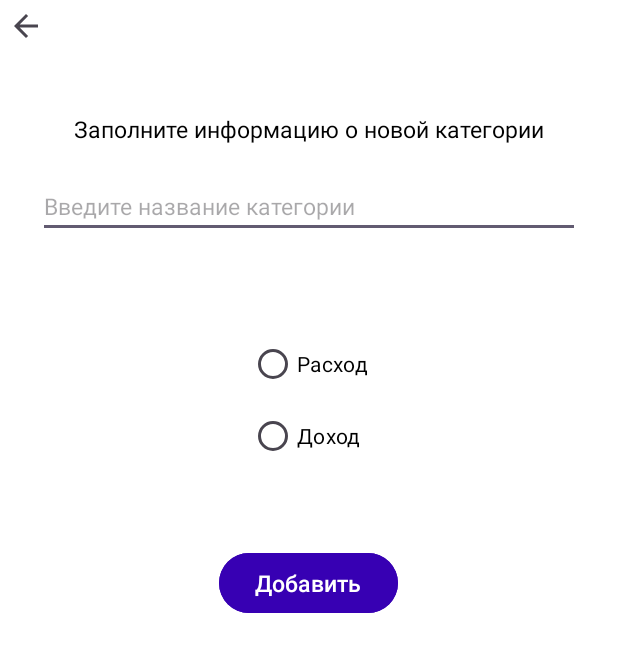
After one commit to sanai1/Financial_Wunderwaffe, an Android app: the fragment BudgetCategoryAddFragment shown on its own in the app's theme, on a phone screen of 412 x 824 dp. The commit adds this screen. Shown: the top 652 px of the screen. Run offline under Robolectric (Android 15) with nearby library versions, the phone set to English and light mode, and no system bars.

Commit message:
update category - now work

```diff
--- a/app/src/main/java/com/example/financialwunderwaffe/main/budget/BudgetFragment.kt
+++ b/app/src/main/java/com/example/financialwunderwaffe/main/budget/BudgetFragment.kt
@@ -8,7 +8,7 @@ import androidx.core.view.GravityCompat
 import androidx.fragment.app.Fragment
 import com.example.financialwunderwaffe.R
 import com.example.financialwunderwaffe.databinding.FragmentMainBudgetBinding
-import com.example.financialwunderwaffe.main.budget.fragments.BudgetCategoryFragment
+import com.example.financialwunderwaffe.main.budget.fragments.category.BudgetCategoryFragment
 import com.example.financialwunderwaffe.main.budget.fragments.BudgetHistoryFragment
 import com.example.financialwunderwaffe.main.budget.fragments.BudgetReportFragment
 import com.example.financialwunderwaffe.main.budget.fragments.BudgetTransactionFragment
--- a/app/src/main/java/com/example/financialwunderwaffe/retrofit/BaseURL.kt
+++ b/app/src/main/java/com/example/financialwunderwaffe/retrofit/BaseURL.kt
@@ -5,7 +5,7 @@ object BaseURL {
     private var BASE_URL: String? = null
 
     init {
-        BASE_URL = "http://37.252.20.109:8080/api/v1/"
+        BASE_URL = "http://176.98.178.254:8080/api/v1/"
     }
 
     fun getURL(): String = BASE_URL!!
--- a/app/src/main/java/com/example/financialwunderwaffe/retrofit/database/category/Category.kt
+++ b/app/src/main/java/com/example/financialwunderwaffe/retrofit/database/category/Category.kt
@@ -1,7 +1,7 @@
 package com.example.financialwunderwaffe.retrofit.database.category
 
 data class Category(
-//    val id: Long = 0L,
+    val id: Long = 0L,
     val name: String,
     val type: Boolean,
     val userUID: String
--- /dev/null
+++ b/app/src/main/res/layout/fragment_budget_category_add.xml
@@ -0,0 +1,74 @@
+<?xml version="1.0" encoding="utf-8"?>
+<FrameLayout xmlns:android="http://schemas.android.com/apk/res/android"
+    xmlns:tools="http://schemas.android.com/tools"
+    android:layout_width="match_parent"
+    android:layout_height="match_parent"
+    tools:context=".main.budget.fragments.category.BudgetCategoryAddFragment">
+
+    <include layout="@layout/main_color" />
+
+    <ImageView
+        android:id="@+id/imageViewBackCategoryMain"
+        android:layout_width="wrap_content"
+        android:layout_height="wrap_content"
+        android:layout_marginStart="5dp"
+        android:layout_marginTop="5dp"
+        android:importantForAccessibility="no"
+        android:src="?attr/actionModeCloseDrawable" />
+
+    <LinearLayout
+        android:layout_width="match_parent"
+        android:layout_height="match_parent"
+        android:orientation="vertical"
+        android:paddingHorizontal="15dp"
+        android:paddingVertical="25dp">
+
+        <TextView
+            style="@style/TextViewInfoBriefcase"
+            android:layout_width="wrap_content"
+            android:layout_height="wrap_content"
+            android:layout_gravity="center_horizontal"
+            android:layout_marginTop="50dp"
+            android:text="Заполните информацию о новой категории" />
+
+        <EditText
+            android:id="@+id/editTextTextCategoryName"
+            style="@style/TextViewInfoBriefcase"
+            android:layout_width="match_parent"
+            android:layout_height="wrap_content"
+            android:hint="Введите название категории"
+            android:inputType="text" />
+
+        <RadioGroup
+            android:id="@+id/radioGroupCategoryType"
+            android:layout_width="wrap_content"
+            android:layout_height="wrap_content"
+            android:layout_gravity="center_horizontal"
+            android:layout_marginTop="50dp">
+
+            <RadioButton
+                android:id="@+id/radioButtonExpense"
+                style="@style/RadioButtonTest"
+                android:layout_width="wrap_content"
+                android:layout_height="wrap_content"
+                android:text="Расход" />
+
+            <RadioButton
+                android:id="@+id/radioButtonIncome"
+                style="@style/RadioButtonTest"
+                android:layout_width="match_parent"
+                android:layout_height="wrap_content"
+                android:text="Доход" />
+        </RadioGroup>
+
+        <Button
+            android:id="@+id/buttonCategoryAdd"
+            style="@style/ButtonWelcome"
+            android:layout_width="wrap_content"
+            android:layout_height="wrap_content"
+            android:layout_gravity="center_horizontal"
+            android:layout_marginTop="50dp"
+            android:text="Добавить" />
+    </LinearLayout>
+
+</FrameLayout>
```
Also changed, not shown: app/src/main/java/com/example/financialwunderwaffe/main/budget/fragments/BudgetCategoryFragment.kt (deleted, +0 -93 lines), app/src/main/java/com/example/financialwunderwaffe/main/budget/fragments/category/BudgetCategoryAddFragment.kt (added, +93 -0 lines), app/src/main/java/com/example/financialwunderwaffe/main/budget/fragments/category/BudgetCategoryFragment.kt (added, +34 -0 lines), app/src/main/java/com/example/financialwunderwaffe/main/budget/fragments/category/BudgetCategoryMainFragment.kt (added, +76 -0 lines), app/src/main/java/com/example/financialwunderwaffe/main/budget/fragments/category/CategoryAdapter.kt (added, +59 -0 lines), app/src/main/java/com/example/financialwunderwaffe/main/budget/fragments/category/CategoryState.kt (added, +7 -0 lines), app/src/main/res/layout/fragment_budget_category.xml (+4 -112 lines), app/src/main/res/layout/fragment_budget_category_main.xml (added, +26 -0 lines), app/src/main/res/layout/list_category_budget.xml (added, +31 -0 lines).
